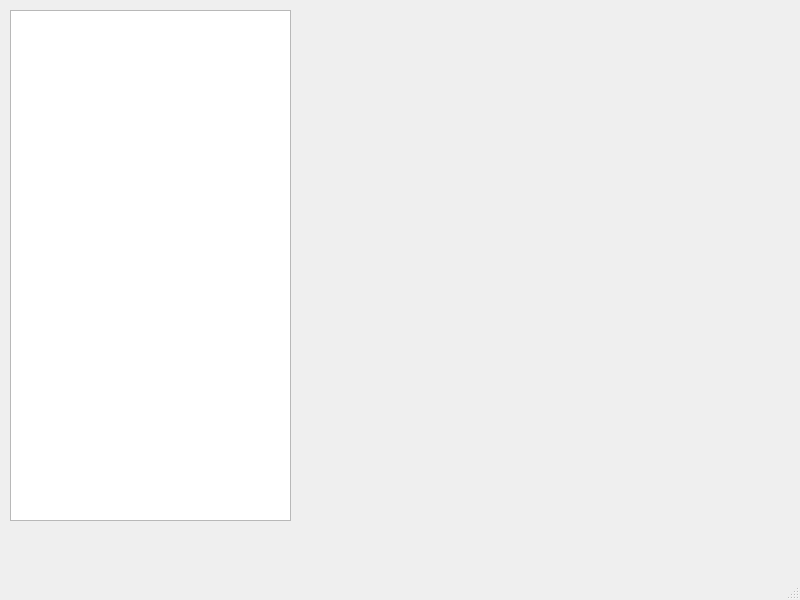
Before: the Qt Designer form sequenceapplication.ui in Nourreddine1920/Serial_Port_COM, drawn with Qt 5.
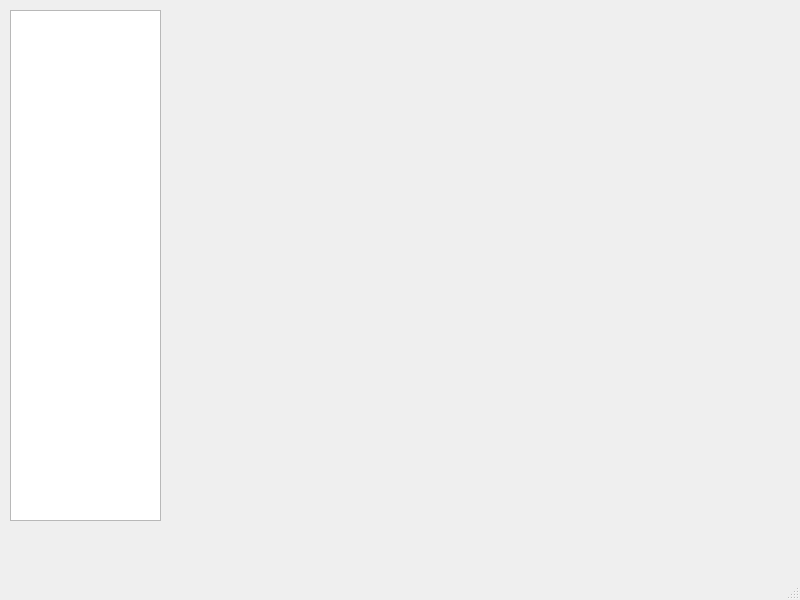
After: the same form once the commit is applied.

Commit message: new changes in sequence app ui

```diff
--- a/sequenceapplication.ui
+++ b/sequenceapplication.ui
@@ -19,7 +19,7 @@
      <rect>
       <x>10</x>
       <y>10</y>
-      <width>281</width>
+      <width>151</width>
       <height>511</height>
      </rect>
     </property>
@@ -27,50 +27,80 @@
    <widget class="QWidget" name="ADCwidget" native="true">
     <property name="geometry">
      <rect>
-      <x>300</x>
+      <x>170</x>
       <y>10</y>
-      <width>241</width>
-      <height>131</height>
+      <width>231</width>
+      <height>91</height>
      </rect>
     </property>
    </widget>
-   <widget class="QWidget" name="GPIOwidget" native="true">
+   <widget class="QWidget" name="OUTPUTwidget" native="true">
     <property name="geometry">
      <rect>
-      <x>300</x>
-      <y>150</y>
-      <width>241</width>
-      <height>121</height>
-     </rect>
-    </property>
-   </widget>
-   <widget class="QWidget" name="I2Cwidget" native="true">
-    <property name="geometry">
-     <rect>
-      <x>300</x>
-      <y>280</y>
-      <width>491</width>
-      <height>241</height>
+      <x>170</x>
+      <y>340</y>
+      <width>621</width>
+      <height>181</height>
      </rect>
     </property>
    </widget>
    <widget class="QWidget" name="DACwidget" native="true">
     <property name="geometry">
      <rect>
-      <x>550</x>
+      <x>410</x>
       <y>10</y>
-      <width>241</width>
-      <height>131</height>
+      <width>211</width>
+      <height>91</height>
      </rect>
     </property>
    </widget>
    <widget class="QWidget" name="TIMERwidget" native="true">
     <property name="geometry">
      <rect>
-      <x>550</x>
-      <y>150</y>
-      <width>241</width>
-      <height>121</height>
+      <x>510</x>
+      <y>110</y>
+      <width>281</width>
+      <height>101</height>
+     </rect>
+    </property>
+   </widget>
+   <widget class="QWidget" name="UARTwidget" native="true">
+    <property name="geometry">
+     <rect>
+      <x>170</x>
+      <y>220</y>
+      <width>321</width>
+      <height>111</height>
+     </rect>
+    </property>
+   </widget>
+   <widget class="QWidget" name="SPIwidget" native="true">
+    <property name="geometry">
+     <rect>
+      <x>510</x>
+      <y>220</y>
+      <width>281</width>
+      <height>111</height>
+     </rect>
+    </property>
+   </widget>
+   <widget class="QWidget" name="I2Cwidget" native="true">
+    <property name="geometry">
+     <rect>
+      <x>170</x>
+      <y>110</y>
+      <width>321</width>
+      <height>101</height>
+     </rect>
+    </property>
+   </widget>
+   <widget class="QWidget" name="GPIOwidget" native="true">
+    <property name="geometry">
+     <rect>
+      <x>630</x>
+      <y>10</y>
+      <width>161</width>
+      <height>91</height>
      </rect>
     </property>
    </widget>
```
The commit also changes 2 other files.
